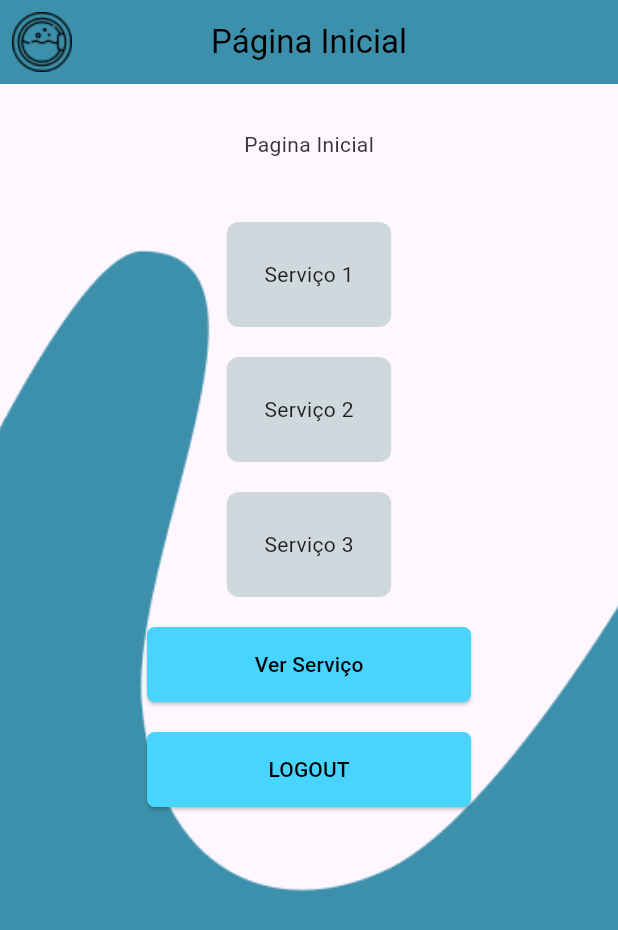
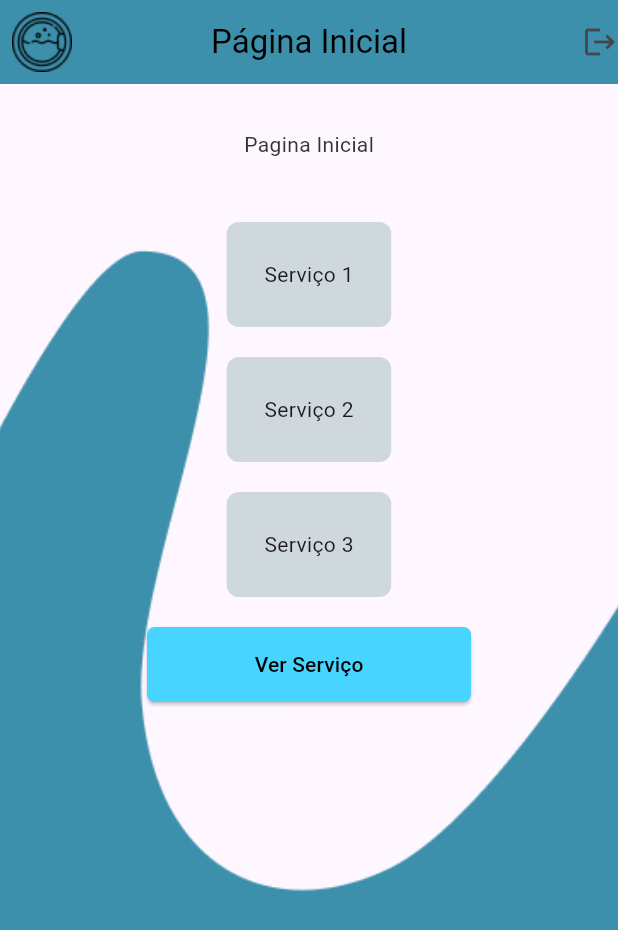
Before and after one commit to chclxds/easywash, a Flutter app: the VerServico screen opened directly, after a tap on "CONTRATAR", after a tap on "PÁGINA INICIAL", on a phone screen of 412 x 824 dp. Shown: the top 930 px of the screen. Run offline on Flutter 3.47's test engine with Material 2 defaults, Android fonts, the light colour scheme and no system bars; our stand-ins replace firebase_auth, firebase_core; accounts and stored records are empty; Roboto replaces fonts that are missing (Ubuntu).

Commit message:
Icon Logout

```diff
--- a/lib/contratopage.dart
+++ b/lib/contratopage.dart
@@ -1,5 +1,6 @@
 import 'package:easywash/homepage.dart';
 import 'package:flutter/material.dart';
+import 'package:firebase_auth/firebase_auth.dart';
 
 class ContratadoServico extends StatefulWidget {
   const ContratadoServico({super.key});
@@ -18,6 +19,14 @@ class _ContratadoServicoState extends State<ContratadoServico> {
           'Descrição do Serviços',
           style: TextStyle(color: Color.fromARGB(255, 0, 0, 0)),
         ),
+        actions: [
+          GestureDetector(
+            onTap: () {
+              FirebaseAuth.instance.signOut();
+            },
+            child: const Icon(Icons.logout),
+          ),
+        ],
         backgroundColor: const Color.fromRGBO(61, 144, 171, 1),
         leading: Image.asset('assets/IconTop.png'),
       ),
--- a/lib/homepage.dart
+++ b/lib/homepage.dart
@@ -15,6 +15,14 @@ class HomePage extends StatelessWidget {
           'Página Inicial',
           style: TextStyle(color: Color.fromARGB(255, 0, 0, 0)),
         ),
+        actions: [
+          GestureDetector(
+            onTap: () {
+              FirebaseAuth.instance.signOut();
+            },
+            child: const Icon(Icons.logout),
+          ),
+        ],
         backgroundColor: const Color.fromRGBO(61, 144, 171, 1),
         leading: Image.asset('assets/IconTop.png'),
       ),
@@ -93,25 +101,6 @@ class HomePage extends StatelessWidget {
                     style: TextStyle(color: Colors.black),
                   ),
                 ),
-                const SizedBox(
-                  height: 20,
-                ),
-                ElevatedButton(
-                  onPressed: () {
-                    _signOut();
-                  },
-                  style: ElevatedButton.styleFrom(
-                    minimumSize: const Size(216, 50),
-                    backgroundColor: const Color.fromARGB(255, 71, 212, 255),
-                    shape: RoundedRectangleBorder(
-                      borderRadius: BorderRadius.circular(5.0),
-                    ),
-                  ),
-                  child: const Text(
-                    'LOGOUT',
-                    style: TextStyle(color: Colors.black),
-                  ),
-                ),
               ],
             ),
           ),
@@ -119,8 +108,4 @@ class HomePage extends StatelessWidget {
       ),
     );
   }
-
-  Future<void> _signOut() async {
-    await FirebaseAuth.instance.signOut();
-  }
 }
--- a/lib/visualizarservico.dart
+++ b/lib/visualizarservico.dart
@@ -1,5 +1,6 @@
 import 'package:easywash/homepage.dart';
 import 'package:flutter/material.dart';
+import 'package:firebase_auth/firebase_auth.dart';
 import 'contratopage.dart';
 
 class VerServico extends StatefulWidget {
@@ -19,6 +20,14 @@ class _VerServicoState extends State<VerServico> {
           'Descrição do Serviços',
           style: TextStyle(color: Color.fromARGB(255, 0, 0, 0)),
         ),
+        actions: [
+          GestureDetector(
+            onTap: () {
+              FirebaseAuth.instance.signOut();
+            },
+            child: const Icon(Icons.logout),
+          ),
+        ],
         backgroundColor: const Color.fromRGBO(61, 144, 171, 1),
         leading: Image.asset('assets/IconTop.png'),
       ),
```
Also changed, not shown: lib/editarservicos.dart (+9 -0 lines), lib/servicos.dart (+9 -0 lines).
